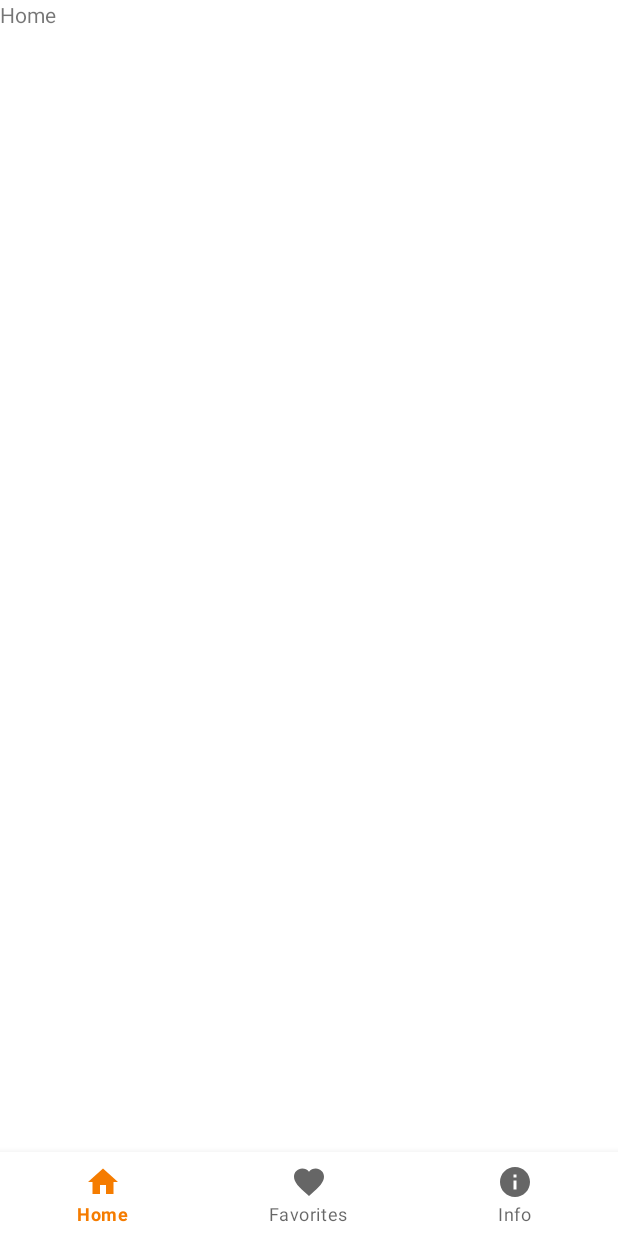
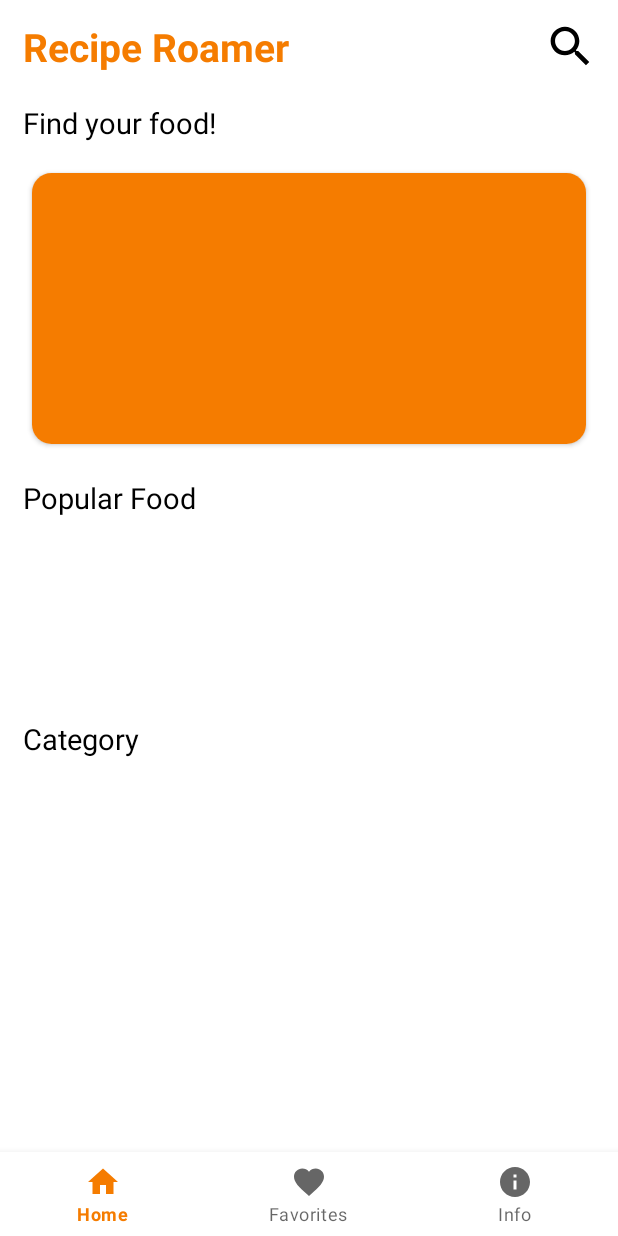
Before and after one commit to merthankavak/RecipeRoamer, an Android app: the screen it shows after launch (MainActivity), on a phone screen of 412 x 824 dp. Run offline under Robolectric (Android 15) with nearby library versions, the phone set to English and light mode, and no system bars; our stand-ins replace navigation-ui, sdp/ssp sizes.

Commit message:
Home fragment ui done

```diff
--- a/app/build.gradle
+++ b/app/build.gradle
@@ -33,8 +33,6 @@ android {
 }
 
 dependencies {
-    def nav_version = '2.6.0'
-
     implementation 'androidx.core:core-ktx:1.10.1'
     implementation 'androidx.appcompat:appcompat:1.6.1'
     implementation 'com.google.android.material:material:1.9.0'
@@ -46,4 +44,11 @@ dependencies {
     //Navigation
     implementation("androidx.navigation:navigation-fragment-ktx:$nav_version")
     implementation("androidx.navigation:navigation-ui-ktx:$nav_version")
+
+    //Scalable Size
+    implementation 'com.intuit.sdp:sdp-android:1.1.0'
+    implementation 'com.intuit.ssp:ssp-android:1.1.0'
+
+    //Lottie
+    implementation("com.airbnb.android:lottie:$lottie_version")
 }
--- a/app/src/main/java/com/mkavaktech/reciperoamer/MainActivity.kt
+++ b/app/src/main/java/com/mkavaktech/reciperoamer/MainActivity.kt
@@ -11,8 +11,8 @@ class MainActivity : AppCompatActivity() {
         super.onCreate(savedInstanceState)
         setContentView(R.layout.activity_main)
 
-        val bottomNavigationBar = findViewById<BottomNavigationView>(R.id.bottom_nav_bar)
-        val navController = Navigation.findNavController(this, R.id.nav_host_fragment)
+        val bottomNavigationBar = findViewById<BottomNavigationView>(R.id.bottomNavBar)
+        val navController = Navigation.findNavController(this, R.id.navHostFragment)
 
         NavigationUI.setupWithNavController(bottomNavigationBar,navController)
 
--- /dev/null
+++ b/app/src/main/res/drawable/ic_search.xml
@@ -0,0 +1,5 @@
+<vector android:height="24dp" android:tint="#000000"
+    android:viewportHeight="24" android:viewportWidth="24"
+    android:width="24dp" xmlns:android="http://schemas.android.com/apk/res/android">
+    <path android:fillColor="@android:color/white" android:pathData="M15.5,14h-0.79l-0.28,-0.27C15.41,12.59 16,11.11 16,9.5 16,5.91 13.09,3 9.5,3S3,5.91 3,9.5 5.91,16 9.5,16c1.61,0 3.09,-0.59 4.23,-1.57l0.27,0.28v0.79l5,4.99L20.49,19l-4.99,-5zM9.5,14C7.01,14 5,11.99 5,9.5S7.01,5 9.5,5 14,7.01 14,9.5 11.99,14 9.5,14z"/>
+</vector>
--- a/app/src/main/res/layout/activity_main.xml
+++ b/app/src/main/res/layout/activity_main.xml
@@ -7,7 +7,7 @@
     tools:context=".MainActivity">
 
     <fragment
-        android:id="@+id/nav_host_fragment"
+        android:id="@+id/navHostFragment"
         app:navGraph="@navigation/nav_graph"
         android:name="androidx.navigation.fragment.NavHostFragment"
         android:layout_width="0dp"
@@ -16,12 +16,12 @@
         app:layout_constraintEnd_toEndOf="parent"
         app:layout_constraintTop_toTopOf="parent"
         app:layout_constraintBottom_toBottomOf="parent"
-        app:layout_constraintBottom_toTopOf="@+id/bottom_nav_bar"
+        app:layout_constraintBottom_toTopOf="@+id/bottomNavBar"
 
         />
 
     <com.google.android.material.bottomnavigation.BottomNavigationView
-        android:id="@+id/bottom_nav_bar"
+        android:id="@+id/bottomNavBar"
         android:layout_width="match_parent"
         android:layout_height="wrap_content"
         app:layout_constraintStart_toStartOf="parent"
--- a/app/src/main/res/layout/fragment_home.xml
+++ b/app/src/main/res/layout/fragment_home.xml
@@ -1,14 +1,124 @@
 <?xml version="1.0" encoding="utf-8"?>
-<FrameLayout xmlns:android="http://schemas.android.com/apk/res/android"
+<androidx.constraintlayout.widget.ConstraintLayout xmlns:android="http://schemas.android.com/apk/res/android"
+    xmlns:app="http://schemas.android.com/apk/res-auto"
     xmlns:tools="http://schemas.android.com/tools"
     android:layout_width="match_parent"
     android:layout_height="match_parent"
+    android:layout_marginStart="@dimen/_12sdp"
+    android:layout_marginEnd="@dimen/_12sdp"
     tools:context=".HomeFragment">
 
-    <!-- TODO: Update blank fragment layout -->
-    <TextView
+    <androidx.core.widget.NestedScrollView
         android:layout_width="match_parent"
         android:layout_height="match_parent"
-        android:text="@string/home" />
+        android:fillViewport="true">
+        <androidx.constraintlayout.widget.ConstraintLayout
+            android:layout_width="match_parent"
+            android:layout_height="match_parent">
 
-</FrameLayout>
+    <LinearLayout
+        android:id="@+id/linearHeader"
+        android:layout_width="match_parent"
+        android:layout_height="wrap_content"
+        android:layout_marginTop="@dimen/_10sdp"
+        android:orientation="horizontal"
+        app:layout_constraintStart_toStartOf="parent"
+        app:layout_constraintTop_toTopOf="parent">
+
+
+        <TextView
+            android:id="@+id/homeTextView"
+            android:layout_width="0dp"
+            android:layout_height="wrap_content"
+            android:layout_weight="1"
+            android:text="@string/app_name"
+            android:textColor="@color/orange"
+            android:textSize="@dimen/_20ssp"
+            android:textStyle="bold" />
+
+        <ImageView
+            android:id="@+id/imageSearch"
+            android:layout_width="@dimen/_25sdp"
+            android:layout_height="match_parent"
+            android:contentDescription="@string/search"
+            android:scaleType="centerCrop"
+            android:src="@drawable/ic_search" />
+
+
+    </LinearLayout>
+
+    <TextView
+        android:id="@+id/welcomeTextView"
+        android:layout_width="wrap_content"
+        android:layout_height="wrap_content"
+        android:layout_marginTop="20dp"
+        android:layout_weight="1"
+        android:text="@string/welcome_text"
+        android:textColor="@color/black"
+        android:textSize="@dimen/_15ssp"
+        app:layout_constraintStart_toStartOf="@+id/linearHeader"
+        app:layout_constraintTop_toBottomOf="@+id/linearHeader" />
+
+    <androidx.cardview.widget.CardView
+        android:id="@+id/randomFoodCard"
+        android:layout_width="match_parent"
+        android:layout_height="@dimen/_150sdp"
+        android:layout_marginTop="@dimen/_10sdp"
+        app:cardCornerRadius="@dimen/_10sdp"
+        app:cardUseCompatPadding="true"
+        app:layout_constraintStart_toEndOf="parent"
+        app:layout_constraintStart_toStartOf="parent"
+        app:layout_constraintTop_toBottomOf="@+id/welcomeTextView">
+
+        <ImageView
+            android:id="@+id/randomFoodImage"
+            android:layout_width="match_parent"
+            android:layout_height="match_parent"
+            android:background="@color/orange"
+            android:contentDescription="@string/food"/>
+
+    </androidx.cardview.widget.CardView>
+
+    <TextView
+        android:id="@+id/popularFoodTextView"
+        android:layout_width="wrap_content"
+        android:layout_height="wrap_content"
+        android:layout_marginTop="15dp"
+        android:layout_weight="1"
+        android:text="@string/popular_food"
+        android:textColor="@color/black"
+        android:textSize="@dimen/_15ssp"
+        app:layout_constraintStart_toStartOf="@+id/randomFoodCard"
+        app:layout_constraintTop_toBottomOf="@+id/randomFoodCard" />
+
+    <androidx.recyclerview.widget.RecyclerView
+        android:id="@+id/popularFoodRecView"
+        android:layout_marginTop="15dp"
+        android:layout_width="wrap_content"
+        android:layout_height="@dimen/_80sdp"
+        app:layout_constraintStart_toStartOf="@+id/popularFoodTextView"
+        app:layout_constraintTop_toBottomOf="@+id/popularFoodTextView"/>
+
+    <TextView
+        android:id="@+id/categoryTextView"
+        android:layout_width="wrap_content"
+        android:layout_height="wrap_content"
+        android:layout_marginTop="15dp"
+        android:layout_weight="1"
+        android:text="@string/category"
+        android:textColor="@color/black"
+        android:textSize="@dimen/_15ssp"
+        app:layout_constraintStart_toStartOf="@+id/popularFoodRecView"
+        app:layout_constraintTop_toBottomOf="@+id/popularFoodRecView" />
+
+    <androidx.recyclerview.widget.RecyclerView
+        android:id="@+id/categoryRecView"
+        android:layout_marginTop="15dp"
+        android:layout_width="wrap_content"
+        android:layout_height="@dimen/_80sdp"
+        app:layout_constraintStart_toStartOf="@+id/categoryTextView"
+        app:layout_constraintTop_toBottomOf="@+id/categoryTextView"/>
+
+        </androidx.constraintlayout.widget.ConstraintLayout>
+    </androidx.core.widget.NestedScrollView>
+</androidx.constraintlayout.widget.ConstraintLayout>
--- a/app/src/main/res/values/strings.xml
+++ b/app/src/main/res/values/strings.xml
@@ -1,7 +1,11 @@
 <resources>
-    <string name="app_name">RecipeRoamer</string>
-    <!-- TODO: Remove or change this placeholder text -->
+    <string name="app_name">Recipe Roamer</string>
     <string name="home">Home</string>
     <string name="favorites">Favorites</string>
     <string name="info">Info</string>
+    <string name="search">Search</string>
+    <string name="welcome_text">Find your food!</string>
+    <string name="popular_food">Popular Food</string>
+    <string name="category">Category</string>
+    <string name="food">Food</string>
 </resources>
--- a/build.gradle
+++ b/build.gradle
@@ -1,10 +1,18 @@
 // Top-level build file where you can add configuration options common to all sub-projects/modules.
+buildscript {
+    ext {
+        nav_version = '2.6.0'
+        lottie_version = '6.0.1'
+    }
+}
+
 plugins {
     id 'com.android.application' version '8.0.2' apply false
     id 'com.android.library' version '8.0.2' apply false
     id 'org.jetbrains.kotlin.android' version '1.8.0' apply false
 }
 
+
 task clean(type: Delete) {
     delete rootProject.buildDir
 }
```
